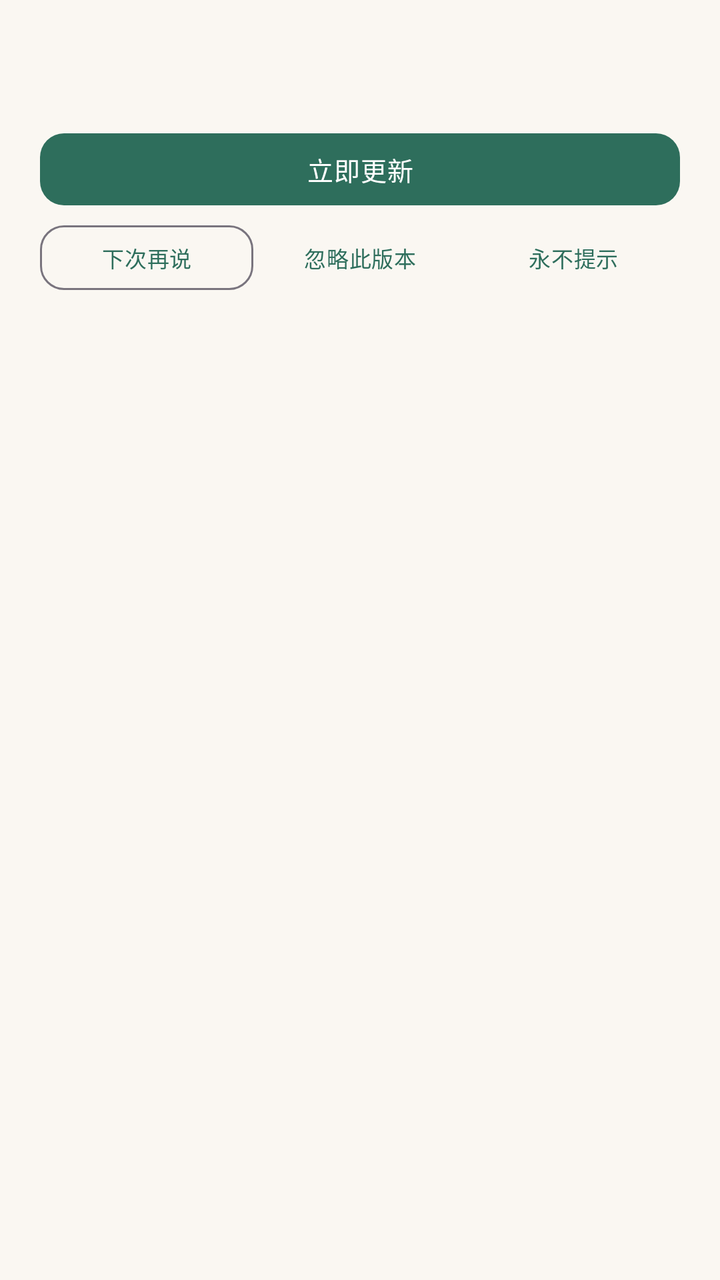
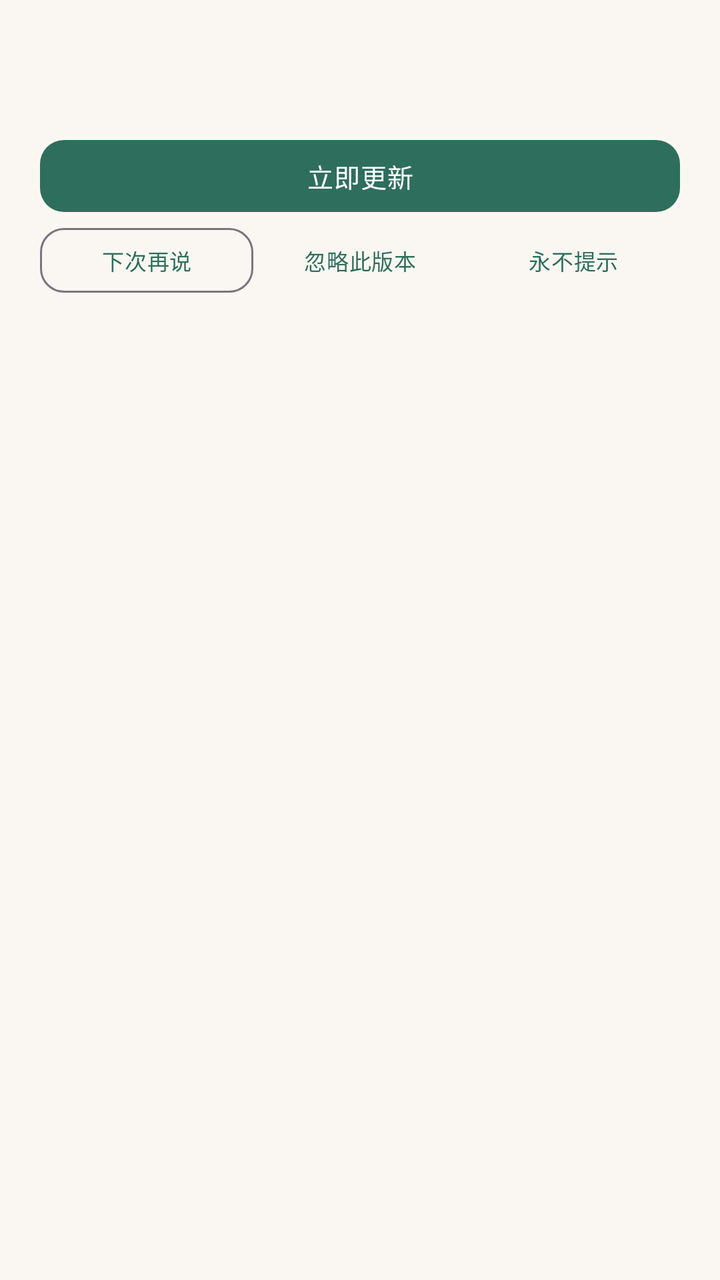

Compare the two renders of this Android layout. The source of the first and the diff that turns it into the second are given below.
<!-- AndroidManifest.xml: application theme Theme.Bookshelf -->
<!-- res/layout/dialog_update.xml -->
<?xml version="1.0" encoding="utf-8"?>
<LinearLayout xmlns:android="http://schemas.android.com/apk/res/android"
    xmlns:app="http://schemas.android.com/apk/res-auto"
    android:layout_width="match_parent"
    android:layout_height="wrap_content"
    android:orientation="vertical"
    android:paddingStart="20dp"
    android:paddingEnd="20dp"
    android:paddingTop="4dp">

    <TextView
        android:id="@+id/tv_new_version"
        android:layout_width="match_parent"
        android:layout_height="wrap_content"
        android:textSize="14sp"
        android:textStyle="bold"
        android:textColor="@color/text_main" />

    
    <ScrollView
        android:id="@+id/scroll_notes"
        android:layout_width="match_parent"
        android:layout_height="wrap_content"
        android:layout_marginTop="8dp"
        android:scrollbars="vertical"
        android:overScrollMode="ifContentScrolls">

        <TextView
            android:id="@+id/tv_update_notes"
            android:layout_width="match_parent"
            android:layout_height="wrap_content"
            android:paddingStart="0dp"
            android:paddingEnd="4dp"
            android:textSize="13sp"
            android:lineSpacingMultiplier="1.4"
            android:textColor="@color/text_sub" />
    </ScrollView>

    
    <com.google.android.material.button.MaterialButton
        android:id="@+id/btn_update_now"
        android:layout_width="match_parent"
        android:layout_height="wrap_content"
        android:layout_marginTop="14dp"
        android:text="立即更新" />

    
    <LinearLayout
        android:layout_width="match_parent"
        android:layout_height="wrap_content"
        android:layout_marginTop="6dp"
        android:baselineAligned="false"
        android:orientation="horizontal">

        <com.google.android.material.button.MaterialButton
            android:id="@+id/btn_next_time"
            style="@style/Widget.Bookshelf.Button.Outlined"
            android:layout_width="0dp"
            android:layout_height="wrap_content"
            android:layout_weight="1"
            android:insetLeft="0dp"
            android:insetRight="0dp"
            android:insetTop="0dp"
            android:insetBottom="0dp"
            android:minWidth="0dp"
            android:minHeight="0dp"
            android:paddingHorizontal="4dp"
            android:paddingVertical="8dp"
            android:text="下次再说"
            android:textSize="@dimen/text_caption" />

        <com.google.android.material.button.MaterialButton
            android:id="@+id/btn_ignore_version"
            style="@style/Widget.Bookshelf.Button.Text"
            android:layout_width="0dp"
            android:layout_height="wrap_content"
            android:layout_weight="1"
            android:insetLeft="0dp"
            android:insetRight="0dp"
            android:insetTop="0dp"
            android:insetBottom="0dp"
            android:minWidth="0dp"
            android:minHeight="0dp"
            android:paddingHorizontal="4dp"
            android:paddingVertical="8dp"
            android:text="忽略此版本"
            android:textSize="@dimen/text_caption" />

        <com.google.android.material.button.MaterialButton
            android:id="@+id/btn_never"
            style="@style/Widget.Bookshelf.Button.Text"
            android:layout_width="0dp"
            android:layout_height="wrap_content"
            android:layout_weight="1"
            android:insetLeft="0dp"
            android:insetRight="0dp"
            android:insetTop="0dp"
            android:insetBottom="0dp"
            android:minWidth="0dp"
            android:minHeight="0dp"
            android:paddingHorizontal="4dp"
            android:paddingVertical="8dp"
            android:text="永不提示"
            android:textSize="@dimen/text_caption" />
    </LinearLayout>

    <View
        android:layout_width="match_parent"
        android:layout_height="2dp" />
</LinearLayout>
<!-- resources referenced by this layout -->
<resources>
  <style name="Theme.Bookshelf.Base" parent="Theme.Material3.Light.NoActionBar">
          
          <item name="android:colorBackground">@color/bg_page</item>
          
          <item name="android:statusBarColor">?attr/colorPrimary</item>
          <item name="android:windowLightStatusBar">false</item>
          
          <item name="surface">@color/surface</item>
          <item name="surface_dim">@color/surface_dim</item>
          <item name="outline">@color/outline</item>
          <item name="outline_strong">@color/outline_strong</item>
          <item name="on_surface">@color/text_main</item>
          <item name="on_surface_variant">@color/text_sub</item>
          
          <item name="materialButtonStyle">@style/Widget.Bookshelf.Button</item>
          <item name="textInputStyle">@style/Widget.Bookshelf.TextField</item>
          <item name="materialCardViewStyle">@style/Widget.Bookshelf.MaterialCard</item>
      </style>
  <!-- unchanged entries left out for length: 24 -->
</resources>

<!-- the commit's change to res/layout/dialog_update.xml (unified diff, before → after) -->
@@ -1,39 +1,35 @@
 <?xml version="1.0" encoding="utf-8"?>
 <LinearLayout xmlns:android="http://schemas.android.com/apk/res/android"
     xmlns:app="http://schemas.android.com/apk/res-auto"
+    style="@style/DialogContent"
     android:layout_width="match_parent"
     android:layout_height="wrap_content"
-    android:orientation="vertical"
-    android:paddingStart="20dp"
-    android:paddingEnd="20dp"
-    android:paddingTop="4dp">
+    android:orientation="vertical">
 
     <TextView
         android:id="@+id/tv_new_version"
         android:layout_width="match_parent"
         android:layout_height="wrap_content"
-        android:textSize="14sp"
-        android:textStyle="bold"
-        android:textColor="@color/text_main" />
+        android:textColor="?attr/on_surface"
+        android:textSize="@dimen/text_body"
+        android:textStyle="bold" />
 
     
     <ScrollView
         android:id="@+id/scroll_notes"
         android:layout_width="match_parent"
         android:layout_height="wrap_content"
-        android:layout_marginTop="8dp"
-        android:scrollbars="vertical"
-        android:overScrollMode="ifContentScrolls">
+        android:layout_marginTop="@dimen/space_sm"
+        android:overScrollMode="ifContentScrolls"
+        android:scrollbars="vertical">
 
         <TextView
             android:id="@+id/tv_update_notes"
             android:layout_width="match_parent"
             android:layout_height="wrap_content"
-            android:paddingStart="0dp"
-            android:paddingEnd="4dp"
-            android:textSize="13sp"
             android:lineSpacingMultiplier="1.4"
-            android:textColor="@color/text_sub" />
+            android:textColor="?attr/on_surface_variant"
+            android:textSize="@dimen/text_body_small" />
     </ScrollView>
 
     
@@ -41,14 +37,14 @@
         android:id="@+id/btn_update_now"
         android:layout_width="match_parent"
         android:layout_height="wrap_content"
-        android:layout_marginTop="14dp"
+        android:layout_marginTop="@dimen/space_md"
         android:text="立即更新" />
 
     
     <LinearLayout
         android:layout_width="match_parent"
         android:layout_height="wrap_content"
-        android:layout_marginTop="6dp"
+        android:layout_marginTop="@dimen/space_xs"
         android:baselineAligned="false"
         android:orientation="horizontal">
 
@@ -103,8 +99,4 @@
             android:text="永不提示"
             android:textSize="@dimen/text_caption" />
     </LinearLayout>
-
-    <View
-        android:layout_width="match_parent"
-        android:layout_height="2dp" />
 </LinearLayout>
<!-- resource entries referenced after the edit -->
@@ -1,5 +1,18 @@
 <!-- resources referenced by this layout -->
 <resources>
+  <dimen name="space_md">12dp</dimen>
+  <dimen name="space_sm">8dp</dimen>
+  <dimen name="space_xs">4dp</dimen>
+  <dimen name="text_body">15sp</dimen>
+  <style name="DialogContent">
+          <item name="android:layout_width">match_parent</item>
+          <item name="android:layout_height">wrap_content</item>
+          <item name="android:paddingStart">@dimen/space_xl</item>
+          <item name="android:paddingEnd">@dimen/space_xl</item>
+          <item name="android:paddingTop">@dimen/space_sm</item>
+          <item name="android:paddingBottom">@dimen/space_xs</item>
+      </style>
+  <dimen name="space_xl">20dp</dimen>
   <style name="Theme.Bookshelf.Base" parent="Theme.Material3.Light.NoActionBar">
           
           <item name="android:colorBackground">@color/bg_page</item>
@@ -17,7 +30,60 @@
           <item name="materialButtonStyle">@style/Widget.Bookshelf.Button</item>
           <item name="textInputStyle">@style/Widget.Bookshelf.TextField</item>
           <item name="materialCardViewStyle">@style/Widget.Bookshelf.MaterialCard</item>
+          
+          <item name="chipStyle">@style/Widget.Bookshelf.Chip</item>
+          <item name="chipGroupStyle">@style/Widget.Bookshelf.ChipGroup</item>
+          
+          <item name="materialAlertDialogTheme">@style/ThemeOverlay.Bookshelf.Dialog</item>
       </style>
+  <style name="Widget.Bookshelf.Chip" parent="Widget.Material3.Chip.Assist">
+          <item name="shapeAppearance">@style/ShapeAppearance.Bookshelf.Pill</item>
+          <item name="chipBackgroundColor">@color/chip_bg_state</item>
+          <item name="chipStrokeColor">@color/chip_stroke_state</item>
+          <item name="chipStrokeWidth">1dp</item>
+          <item name="android:textColor">@color/chip_text_state</item>
+          <item name="android:textSize">@dimen/text_body_small</item>
+          <item name="chipMinHeight">32dp</item>
+          <item name="chipIconVisible">false</item>
+          <item name="checkedIconVisible">false</item>
+          <item name="closeIconVisible">false</item>
+          
+          <item name="ensureMinTouchTargetSize">false</item>
+          <item name="chipStartPadding">4dp</item>
+          <item name="chipEndPadding">4dp</item>
+          <item name="textStartPadding">10dp</item>
+          <item name="textEndPadding">10dp</item>
+      </style>
+  <style name="Widget.Bookshelf.ChipGroup" parent="Widget.Material3.ChipGroup">
+          <item name="chipSpacingHorizontal">8dp</item>
+          <item name="chipSpacingVertical">4dp</item>
+          <item name="singleLine">false</item>
+      </style>
+  <style name="ThemeOverlay.Bookshelf.Dialog" parent="ThemeOverlay.Material3.MaterialAlertDialog">
+          <item name="materialAlertDialogTitleTextStyle">@style/TextAppearance.Bookshelf.DialogTitle</item>
+          <item name="materialAlertDialogBodyTextStyle">@style/TextAppearance.Bookshelf.DialogBody</item>
+          <item name="buttonBarPositiveButtonStyle">@style/Widget.Bookshelf.Button.Text</item>
+          <item name="buttonBarNegativeButtonStyle">@style/Widget.Bookshelf.Button.Text</item>
+          
+          <item name="shapeAppearanceCornerExtraLarge">@style/ShapeAppearance.Bookshelf.Dialog</item>
+      </style>
+  <style name="ShapeAppearance.Bookshelf.Pill" parent="ShapeAppearance.Material3.Corner.Full">
+          <item name="cornerSize">50%</item>
+      </style>
+  <style name="TextAppearance.Bookshelf.DialogTitle" parent="TextAppearance.Material3.TitleLarge">
+          <item name="android:textSize">@dimen/text_title_toolbar</item>
+          <item name="android:textStyle">bold</item>
+          <item name="android:textColor">?attr/on_surface</item>
+      </style>
+  <style name="TextAppearance.Bookshelf.DialogBody" parent="TextAppearance.Material3.BodyMedium">
+          <item name="android:textSize">@dimen/text_body_small</item>
+          <item name="android:textColor">?attr/on_surface_variant</item>
+          <item name="android:lineSpacingMultiplier">1.4</item>
+      </style>
+  <style name="ShapeAppearance.Bookshelf.Dialog" parent="ShapeAppearance.Material3.Corner.Large">
+          <item name="cornerSize">@dimen/card_corner</item>
+      </style>
+  <dimen name="text_title_toolbar">16sp</dimen>
   <!-- unchanged entries left out for length: 24 -->
 </resources>
 
